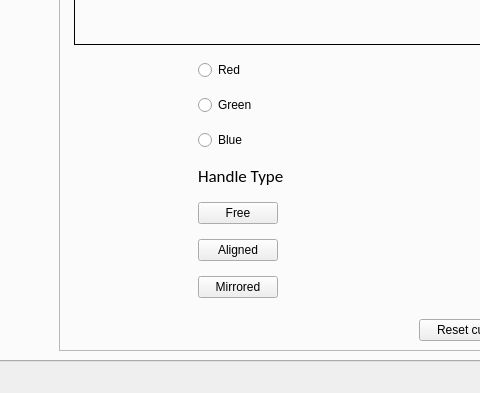
The window that mainwindow.ui (omriyaloz/Curve-Maker) describes before a commit, drawn with Qt 5; both pictures show x 467 to 947 and y 200 to 593 of the 1095 by 593 pixel window.
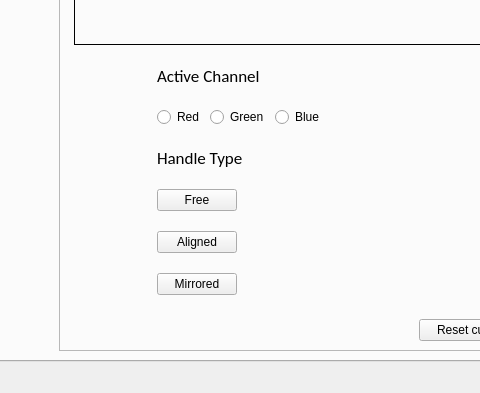
The same window after the commit. The open tabs and pages were chosen to show the change. Icons and pictures are not drawn. Custom widgets are drawn as their Qt base class.

Commit message: UI tweaks and quality of life

```diff
--- a/mainwindow.ui
+++ b/mainwindow.ui
@@ -175,7 +175,7 @@
            </item>
            <item row="3" column="0">
             <layout class="QGridLayout" name="gridLayout_2">
-             <item row="7" column="0">
+             <item row="9" column="0">
               <widget class="QPushButton" name="alignedBtn">
                <property name="sizePolicy">
                 <sizepolicy hsizetype="Maximum" vsizetype="Fixed">
@@ -191,14 +191,7 @@
                </property>
               </widget>
              </item>
-             <item row="0" column="0">
-              <widget class="QRadioButton" name="channelRedButton">
-               <property name="text">
-                <string>Red</string>
-               </property>
-              </widget>
-             </item>
-             <item row="9" column="0">
+             <item row="11" column="0">
               <widget class="QPushButton" name="mirroredBtn">
                <property name="sizePolicy">
                 <sizepolicy hsizetype="Maximum" vsizetype="Fixed">
@@ -214,7 +207,7 @@
                </property>
               </widget>
              </item>
-             <item row="5" column="0">
+             <item row="7" column="0">
               <widget class="QLabel" name="handleTypeLbl">
                <property name="sizePolicy">
                 <sizepolicy hsizetype="Preferred" vsizetype="Maximum">
@@ -237,14 +230,26 @@
                </property>
               </widget>
              </item>
-             <item row="2" column="0">
-              <widget class="QRadioButton" name="channelBlueButton">
+             <item row="0" column="0">
+              <widget class="QLabel" name="activeChannelLbl">
+               <property name="sizePolicy">
+                <sizepolicy hsizetype="Preferred" vsizetype="Maximum">
+                 <horstretch>0</horstretch>
+                 <verstretch>0</verstretch>
+                </sizepolicy>
+               </property>
+               <property name="font">
+                <font>
+                 <family>Calibri</family>
+                 <pointsize>13</pointsize>
+                </font>
+               </property>
                <property name="text">
-                <string>Blue</string>
+                <string>Active Channel</string>
                </property>
               </widget>
              </item>
-             <item row="6" column="0">
+             <item row="8" column="0">
               <widget class="QPushButton" name="freeBtn">
                <property name="sizePolicy">
                 <sizepolicy hsizetype="Fixed" vsizetype="Maximum">
@@ -264,11 +269,47 @@
               </widget>
              </item>
              <item row="1" column="0">
-              <widget class="QRadioButton" name="channelGreenButton">
-               <property name="text">
-                <string>Green</string>
-               </property>
-              </widget>
+              <layout class="QHBoxLayout" name="horizontalLayout_6">
+               <item>
+                <widget class="QRadioButton" name="channelRedButton">
+                 <property name="sizePolicy">
+                  <sizepolicy hsizetype="Minimum" vsizetype="Fixed">
+                   <horstretch>0</horstretch>
+                   <verstretch>0</verstretch>
+                  </sizepolicy>
+                 </property>
+                 <property name="text">
+                  <string>Red</string>
+                 </property>
+                </widget>
+               </item>
+               <item>
+                <widget class="QRadioButton" name="channelGreenButton">
+                 <property name="sizePolicy">
+                  <sizepolicy hsizetype="Minimum" vsizetype="Fixed">
+                   <horstretch>0</horstretch>
+                   <verstretch>0</verstretch>
+                  </sizepolicy>
+                 </property>
+                 <property name="text">
+                  <string>Green</string>
+                 </property>
+                </widget>
+               </item>
+               <item>
+                <widget class="QRadioButton" name="channelBlueButton">
+                 <property name="sizePolicy">
+                  <sizepolicy hsizetype="Minimum" vsizetype="Fixed">
+                   <horstretch>0</horstretch>
+                   <verstretch>0</verstretch>
+                  </sizepolicy>
+                 </property>
+                 <property name="text">
+                  <string>Blue</string>
+                 </property>
+                </widget>
+               </item>
+              </layout>
              </item>
             </layout>
            </item>
```
Left out of the diff: 28 changed lines with no effect on the pictures. The commit also changes 4 other files.
